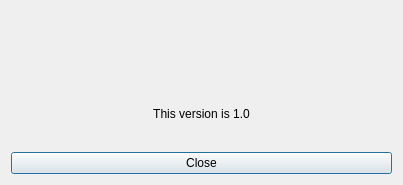
Old version of the form aboutosctesterapp.ui in the repository kzkyuta/OscTester.
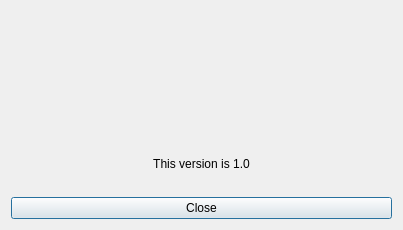
New version of the form.

Diff of the .ui file:
```diff
--- a/aboutosctesterapp.ui
+++ b/aboutosctesterapp.ui
@@ -7,7 +7,7 @@
     <x>0</x>
     <y>0</y>
     <width>403</width>
-    <height>185</height>
+    <height>230</height>
    </rect>
   </property>
   <property name="windowTitle">
@@ -16,6 +16,18 @@
   <layout class="QVBoxLayout" name="verticalLayout">
    <item>
     <widget class="QLabel" name="label_pic">
+     <property name="sizePolicy">
+      <sizepolicy hsizetype="Preferred" vsizetype="Fixed">
+       <horstretch>0</horstretch>
+       <verstretch>0</verstretch>
+      </sizepolicy>
+     </property>
+     <property name="minimumSize">
+      <size>
+       <width>0</width>
+       <height>120</height>
+      </size>
+     </property>
      <property name="text">
       <string/>
      </property>
```
Left out of the diff: 2 changed lines with no effect on the pictures.
